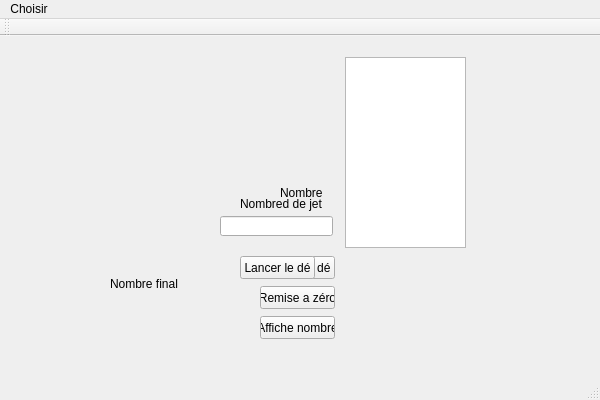
The window that CPPTP1/CPPTP1.ui (LucasGLaPro/CPP-Heritage) describes before a commit, drawn with Qt 5.
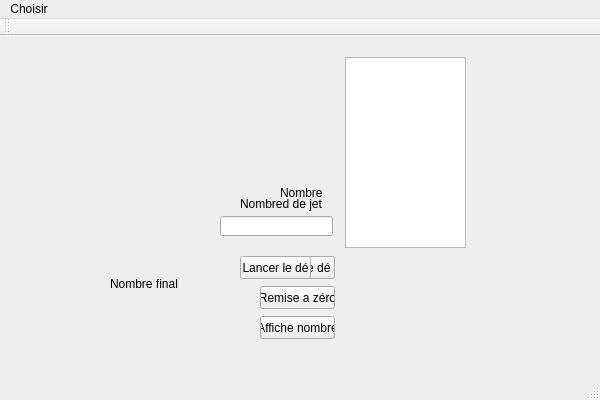
The same window after the commit.

Patch:
```diff
--- a/CPPTP1/CPPTP1.ui
+++ b/CPPTP1/CPPTP1.ui
@@ -139,7 +139,7 @@
      <rect>
       <x>240</x>
       <y>220</y>
-      <width>75</width>
+      <width>71</width>
       <height>23</height>
      </rect>
     </property>
```
